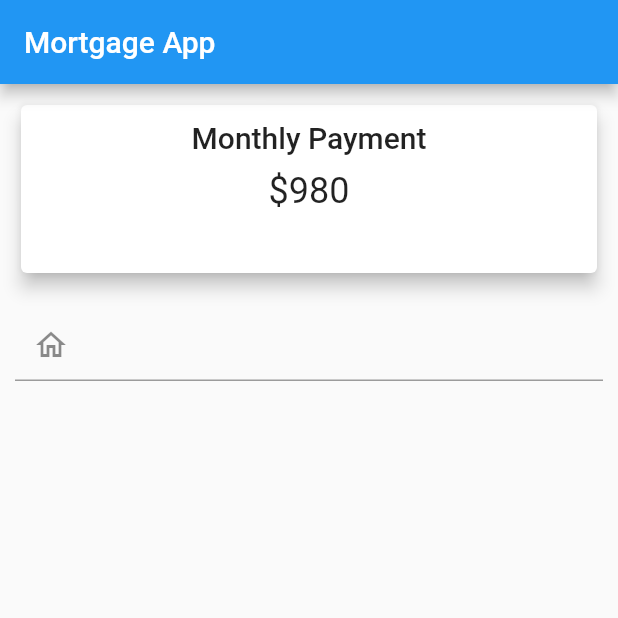
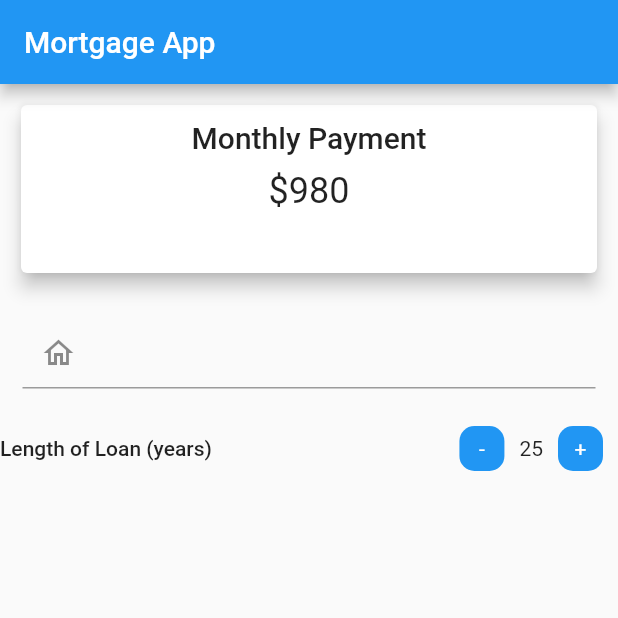
Before and after one commit to maxgdev/mortgage_app, a Flutter app: the screen it shows after launch, on a phone screen of 412 x 824 dp, the top half of it. Run offline on Flutter 3.47's test engine with Material 2 defaults, Android fonts, the phone set to English and light mode, and no system bars.

Commit message:
Added Row for length of row input

```diff
--- a/lib/mortgage_app.dart
+++ b/lib/mortgage_app.dart
@@ -41,7 +41,7 @@ class _MortgageAppState extends State<MortgageApp> {
             ),
             // Monthly payment card
             Container(
-              margin: EdgeInsets.all(10),
+              margin: EdgeInsets.all(15),
               child: Column(
                 children: [
                   TextField(
@@ -57,6 +57,47 @@ class _MortgageAppState extends State<MortgageApp> {
                 ],
               ),
             ),
+            Row(
+              mainAxisAlignment: MainAxisAlignment.spaceBetween,
+              children: [
+                Text(
+                  "Length of Loan (years)",
+                  style: Theme.of(context).textTheme.bodyText1,
+                ),
+                Row(
+                  mainAxisAlignment: MainAxisAlignment.end,
+                  children: [
+                    InkWell(
+                      onTap: () => {},
+                      child: Container(
+                        width: 30,
+                        height: 30,
+                        child: Center(child: Text("-", style: TextStyle(color: Colors.white))),
+                        margin: EdgeInsets.all(10),
+                        decoration: BoxDecoration(
+                          borderRadius: BorderRadius.circular(10),
+                          color: Theme.of(context).accentColor,
+                        ),
+                      ),
+                    ),
+                    Text("25"),
+                    InkWell(
+                      onTap: () => {},
+                      child: Container(
+                        width: 30,
+                        height: 30,
+                        child: Center(child: Text("+", style: TextStyle(color: Colors.white))),
+                        margin: EdgeInsets.all(10),
+                        decoration: BoxDecoration(
+                          borderRadius: BorderRadius.circular(10),
+                          color: Theme.of(context).accentColor,
+                        ),
+                      ),
+                    ),
+                  ],
+                )
+              ],
+            ),
           ],
         ),
       ),
```
